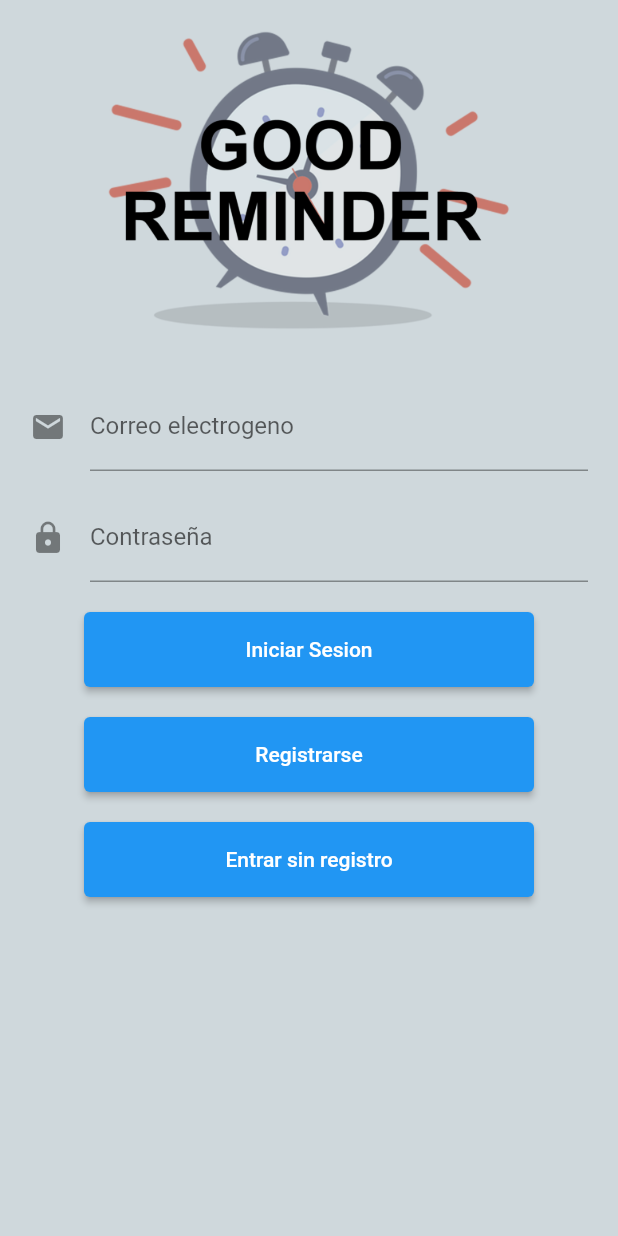
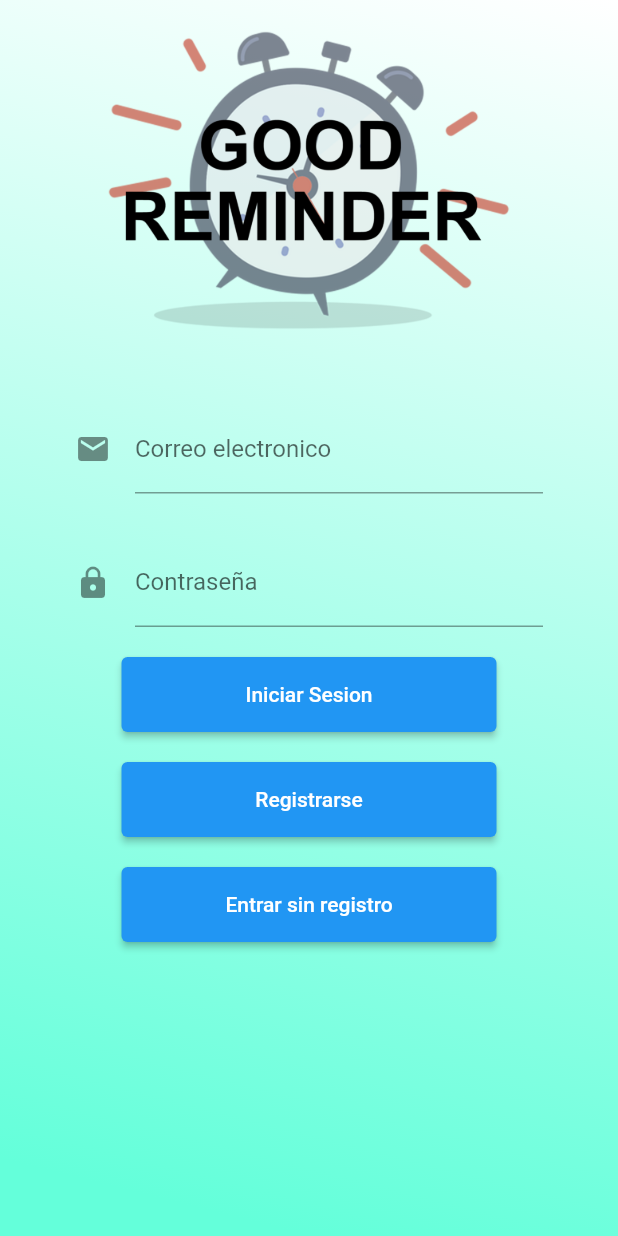
Before and after one commit to juantot9/goodreminder, a Flutter app: the screen it shows after launch, on a phone screen of 412 x 824 dp. Run offline on Flutter 3.47's test engine with Material 2 defaults, Android fonts, the phone set to English and light mode, and no system bars; our stand-ins replace firebase_auth; accounts and stored records are empty.

Commit message:
cambios interfaz

```diff
--- a/lib/screens/authenticate/sing_in.dart
+++ b/lib/screens/authenticate/sing_in.dart
@@ -1,3 +1,5 @@
+import 'dart:math';
+
 import 'package:flutter/material.dart';
 import 'package:good_reminder/servicios/auth_conf.dart';
 
@@ -12,9 +14,14 @@ class _SignInState extends State<SignIn> {
   Widget build(BuildContext context) {
     return SafeArea(
       child: Scaffold(
-        backgroundColor: Colors.blueGrey[100],
-          body:
-          Center(
+        body: Center(
+          child: Container(
+            decoration: BoxDecoration(
+                gradient: LinearGradient(
+                    begin: Alignment.topRight,
+                    end: Alignment.bottomCenter,
+                    colors: [Colors.white, Colors.tealAccent[200]])),
+            child: Center(
               child: Column(
                 children: [
                   Padding(
@@ -25,11 +32,11 @@ class _SignInState extends State<SignIn> {
                     ),
                   ),
                   SizedBox(
-              height: 15.0,
+                    height: 30.0,
                   ),
                   _userTextField(),
                   SizedBox(
-              height: 15.0,
+                    height: 30.0,
                   ),
                   _passwordTextField(),
                   SizedBox(
@@ -46,7 +53,10 @@ class _SignInState extends State<SignIn> {
                   _buttonUnregister(),
                 ],
               ),
-      )),
+            ),
+          ),
+        ),
+      ),
     );
   }
 
@@ -54,13 +64,13 @@ class _SignInState extends State<SignIn> {
     return StreamBuilder(
         builder: (BuildContext context, AsyncSnapshot snapshot) {
       return Container(
-        padding: EdgeInsets.symmetric(horizontal: 20.0),
+        padding: EdgeInsets.symmetric(horizontal: 50.0),
         child: TextField(
           keyboardType: TextInputType.emailAddress,
           decoration: InputDecoration(
             icon: Icon(Icons.email),
             hintText: 'ejemplo@correo.com',
-            labelText: 'Correo electrogeno',
+            labelText: 'Correo electronico',
           ),
           onChanged: (value) {},
         ),
@@ -72,7 +82,7 @@ class _SignInState extends State<SignIn> {
     return StreamBuilder(
         builder: (BuildContext context, AsyncSnapshot snapshot) {
       return Container(
-        padding: EdgeInsets.symmetric(horizontal: 20.0),
+        padding: EdgeInsets.symmetric(horizontal: 50.0),
         child: TextField(
           keyboardType: TextInputType.emailAddress,
           obscureText: true,
@@ -92,7 +102,7 @@ class _SignInState extends State<SignIn> {
         builder: (BuildContext context, AsyncSnapshot snapshot) {
       return ElevatedButton(
         style: ElevatedButton.styleFrom(
-          minimumSize: const Size(300, 50),
+          minimumSize: const Size(250, 50),
         ),
         child: Container(
           //  padding: EdgeInsets.symmetric(horizontal: 80.0, vertical: 15.0),
@@ -108,7 +118,7 @@ class _SignInState extends State<SignIn> {
         builder: (BuildContext context, AsyncSnapshot snapshot) {
       return ElevatedButton(
         style: ElevatedButton.styleFrom(
-          minimumSize: const Size(300, 50),
+          minimumSize: const Size(250, 50),
         ),
         child: Container(
           //  padding: EdgeInsets.symmetric(horizontal: 80.0, vertical: 15.0),
@@ -124,7 +134,7 @@ class _SignInState extends State<SignIn> {
         builder: (BuildContext context, AsyncSnapshot snapshot) {
       return ElevatedButton(
         style: ElevatedButton.styleFrom(
-          minimumSize: const Size(300, 50),
+          minimumSize: const Size(250, 50),
         ),
         child: Container(
           //  padding: EdgeInsets.symmetric(horizontal: 80.0, vertical: 15.0),
@@ -135,7 +145,8 @@ class _SignInState extends State<SignIn> {
           if (result == null) {
             print('Error al entrar de forma anónima');
           } else {
-            print('Accediendo de forma anónima correctamente'+ result.toString());
+            print('Accediendo de forma anónima correctamente' +
+                result.toString());
           }
         },
       );
```
Lines whose indentation alone changed are shown as unchanged.
